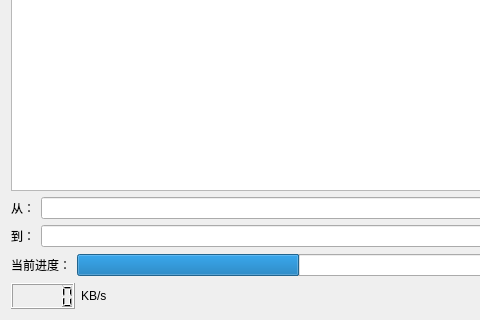
Old version of the form Gui/Control/RelayTask.ui in the repository taynpg/relayFile; both pictures show x 0 to 480 and y 389 to 709 of the 1191 by 709 pixel window.
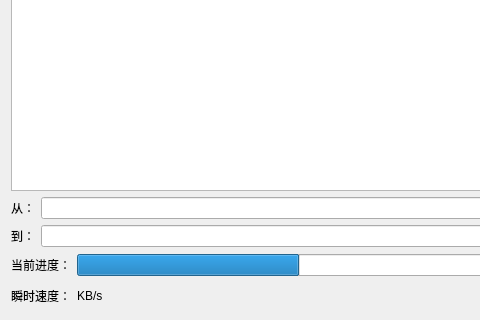
New version of the form.

Commit message: info：传输速度和传输耗时显示。

Patch:
```diff
--- a/Gui/Control/RelayTask.ui
+++ b/Gui/Control/RelayTask.ui
@@ -134,10 +134,14 @@
    <item>
     <layout class="QHBoxLayout" name="horizontalLayout_5">
      <item>
-      <widget class="QLCDNumber" name="lcdNumber"/>
+      <widget class="QLabel" name="label_6">
+       <property name="text">
+        <string>瞬时速度：</string>
+       </property>
+      </widget>
      </item>
      <item>
-      <widget class="QLabel" name="label_6">
+      <widget class="QLabel" name="lbSpeed">
        <property name="text">
         <string>KB/s</string>
        </property>
```
The commit also changes 4 other files.
